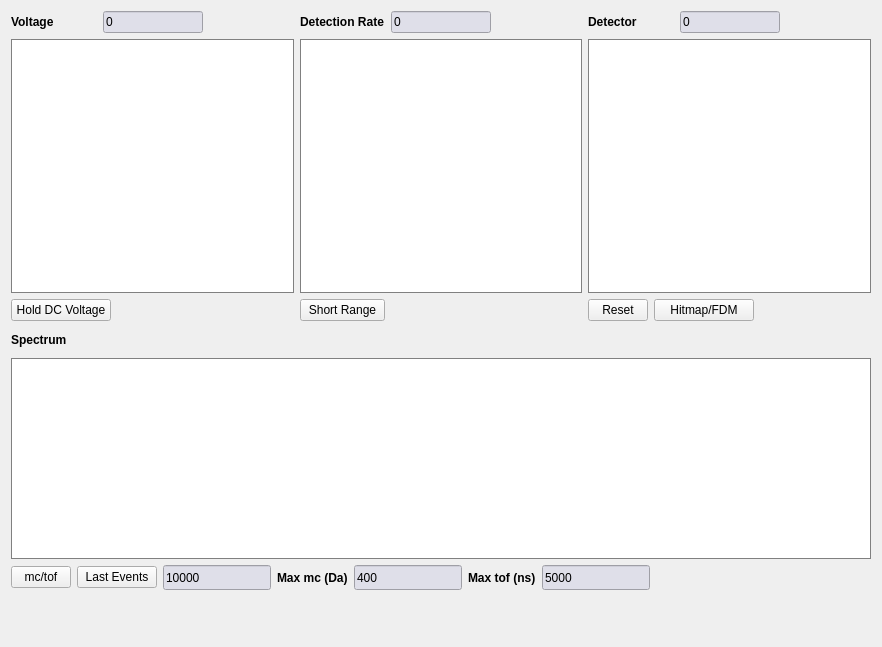
Above: pyccapt/files/PyQt6_UI/gui_visualization.ui from mmonajem/pyoxcart before the change. Below: the same form after it.
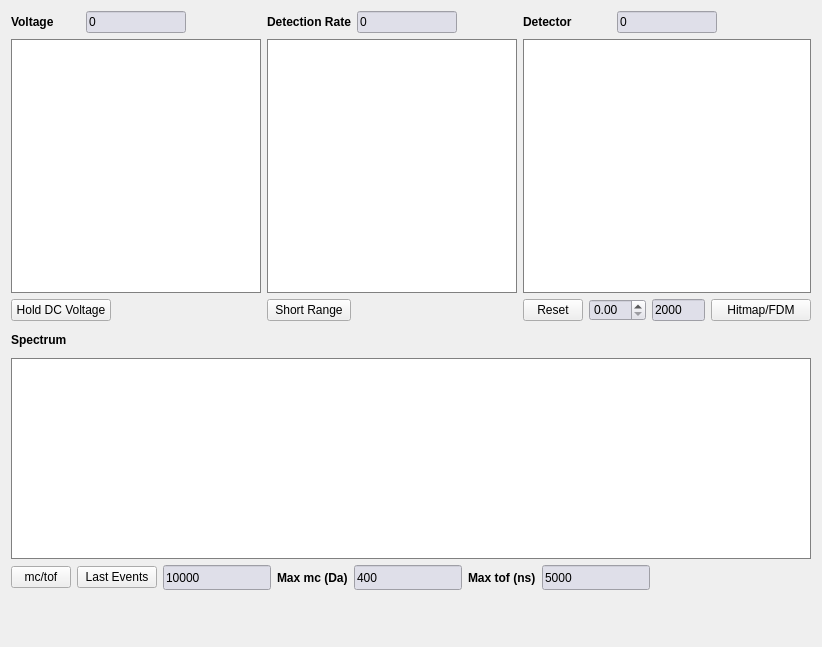
That is the form after the change.

Patch:
```diff
--- a/pyccapt/files/PyQt6_UI/gui_visualization.ui
+++ b/pyccapt/files/PyQt6_UI/gui_visualization.ui
@@ -6,7 +6,7 @@
             <rect>
                 <x>0</x>
                 <y>0</y>
-                <width>882</width>
+                <width>822</width>
                 <height>647</height>
             </rect>
         </property>
@@ -301,6 +301,53 @@
                                             </property>
                                         </widget>
                                     </item>
+                                    <item>
+                                        <widget class="QDoubleSpinBox" name="hitmap_plot_size">
+                                            <property name="sizePolicy">
+                                                <sizepolicy hsizetype="Minimum" vsizetype="Minimum">
+                                                    <horstretch>0</horstretch>
+                                                    <verstretch>0</verstretch>
+                                                </sizepolicy>
+                                            </property>
+                                            <property name="minimumSize">
+                                                <size>
+                                                    <width>0</width>
+                                                    <height>20</height>
+                                                </size>
+                                            </property>
+                                            <property name="styleSheet">
+                                                <string notr="true">QDoubleSpinBox{
+                                                    background: rgb(223,223,233)
+                                                    }
+                                                </string>
+                                            </property>
+                                        </widget>
+                                    </item>
+                                    <item>
+                                        <widget class="QLineEdit" name="hit_displayed">
+                                            <property name="sizePolicy">
+                                                <sizepolicy hsizetype="Minimum" vsizetype="Minimum">
+                                                    <horstretch>0</horstretch>
+                                                    <verstretch>0</verstretch>
+                                                </sizepolicy>
+                                            </property>
+                                            <property name="minimumSize">
+                                                <size>
+                                                    <width>50</width>
+                                                    <height>20</height>
+                                                </size>
+                                            </property>
+                                            <property name="styleSheet">
+                                                <string notr="true">QLineEdit{
+                                                    background: rgb(223,223,233)
+                                                    }
+                                                </string>
+                                            </property>
+                                            <property name="text">
+                                                <string>2000</string>
+                                            </property>
+                                        </widget>
+                                    </item>
                                     <item>
                                         <widget class="QPushButton" name="heatmap_fdm_switch">
                                             <property name="minimumSize">
@@ -320,19 +367,6 @@
                                             </property>
                                         </widget>
                                     </item>
-                                    <item>
-                                        <spacer name="horizontalSpacer_3">
-                                            <property name="orientation">
-                                                <enum>Qt::Horizontal</enum>
-                                            </property>
-                                            <property name="sizeHint" stdset="0">
-                                                <size>
-                                                    <width>40</width>
-                                                    <height>20</height>
-                                                </size>
-                                            </property>
-                                        </spacer>
-                                    </item>
                                 </layout>
                             </item>
                         </layout>
```
Left out of the diff: 10 changed lines with no effect on the pictures.
